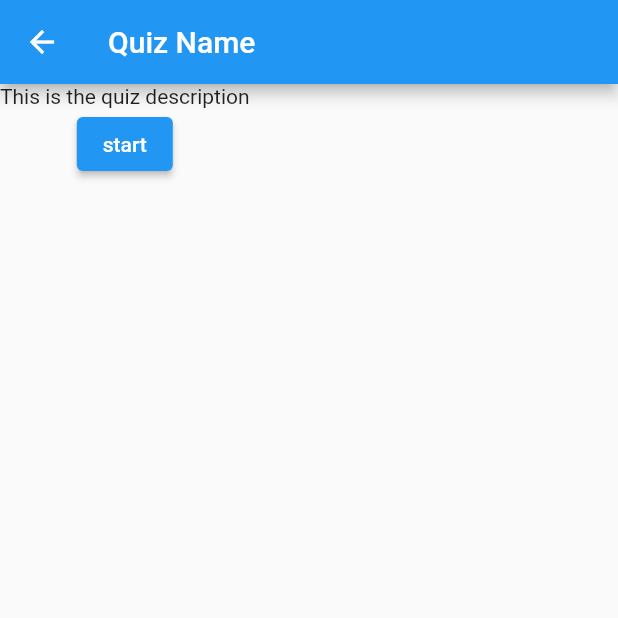
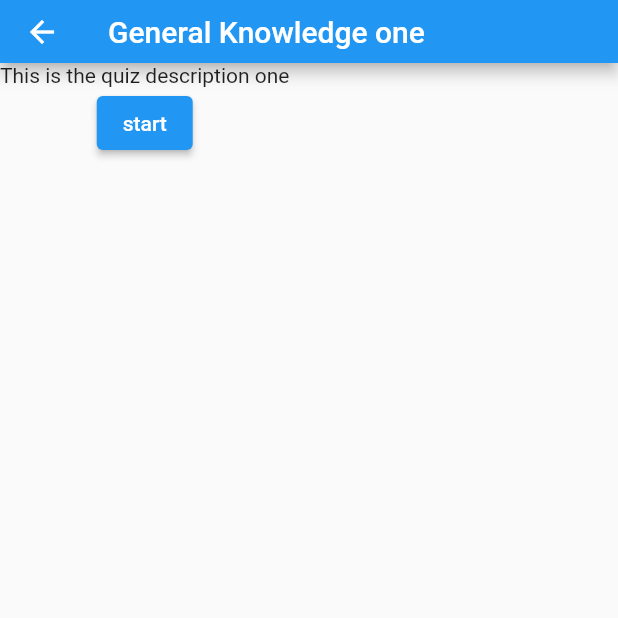
Before and after one commit to flutterwithdraig/QuizApp, a Flutter app: the screen it shows after launch, after a tap on "General Knowledge one", on a phone screen of 412 x 824 dp, the top half of it. Run offline on Flutter 3.47's test engine with Material 2 defaults, Android fonts, the phone set to English and light mode, and no system bars; our stand-ins replace bloc, equatable, flutter_bloc.

Commit message:
Episode 3

```diff
--- a/lib/models/quiz_model.dart
+++ b/lib/models/quiz_model.dart
@@ -11,16 +11,23 @@ class Quiz {
     required this.description,
     required this.questions,
   });
+
+  factory Quiz.empty() => Quiz(
+        name: '',
+        id: '',
+        description: '',
+        questions: [],
+      );
 }
 
 List<Quiz> quizData = [
   Quiz(
     name: 'General Knowledge one',
     id: 'gen1',
-    description: 'This is the quiz description',
+    description: 'This is the quiz description one',
     questions: [
       Question(
-        text: 'What does CPU stand for?',
+        text: 'What does CPU stand for? one',
         choices: [
           Answer(text: 'Central Processing Unit', correct: true),
           Answer(text: 'Central Printing Unit', correct: false),
@@ -58,10 +65,10 @@ List<Quiz> quizData = [
   Quiz(
     name: 'General Knowledge two',
     id: 'gen2',
-    description: 'This is the quiz description',
+    description: 'This is the quiz description two',
     questions: [
       Question(
-        text: 'What does CPU stand for?',
+        text: 'What does CPU stand for? two',
         choices: [
           Answer(text: 'Central Processing Unit', correct: true),
           Answer(text: 'Central Printing Unit', correct: false),
@@ -99,10 +106,10 @@ List<Quiz> quizData = [
   Quiz(
     name: 'General Knowledge three',
     id: 'gen3',
-    description: 'This is the quiz description',
+    description: 'This is the quiz description three',
     questions: [
       Question(
-        text: 'What does CPU stand for?',
+        text: 'What does CPU stand for? three',
         choices: [
           Answer(text: 'Central Processing Unit', correct: true),
           Answer(text: 'Central Printing Unit', correct: false),
--- a/lib/pages/quiz/bloc/quizpage_bloc.dart
+++ b/lib/pages/quiz/bloc/quizpage_bloc.dart
@@ -2,15 +2,24 @@ import 'dart:async';
 
 import 'package:bloc/bloc.dart';
 import 'package:equatable/equatable.dart';
+import 'package:my_quiz_app/models/models.dart';
+import 'package:my_quiz_app/repositories/quiz_repository.dart';
 
 part 'quizpage_event.dart';
 part 'quizpage_state.dart';
 
 class QuizPageBloc extends Bloc<QuizPageEvent, QuizPageState> {
-  QuizPageBloc() : super(QuizPageState()) {
+  QuizPageBloc({required QuizRepository quizRepository})
+      : _quizRepository = quizRepository,
+        super(QuizPageState()) {
     on<LoadPage>(_onLoadPage);
     on<StartQuiz>(_onStartQuiz);
+    on<AnswerQuestion>(_onAnswerQuestion);
+    on<NextQuestion>(_onNextQuestion);
   }
+
+  final QuizRepository _quizRepository;
+  Quiz get quiz => _quizRepository.getQuizById(state.quizId);
 
   FutureOr<void> _onLoadPage(LoadPage event, Emitter<QuizPageState> emit) {
     emit(
@@ -25,6 +34,30 @@ class QuizPageBloc extends Bloc<QuizPageEvent, QuizPageState> {
     emit(state.copyWith(
       status: QuizStatus.started,
       questionNumber: 0,
+      answerIdx: -99,
     ));
   }
+
+  FutureOr<void> _onAnswerQuestion(
+      AnswerQuestion event, Emitter<QuizPageState> emit) {
+    emit(state.copyWith(
+      answerStatus: event.isCorrect ? AnswerStatus.correct : AnswerStatus.wrong,
+      answerIdx: event.answerIdx,
+    ));
+  }
+
+  FutureOr<void> _onNextQuestion(
+      NextQuestion event, Emitter<QuizPageState> emit) {
+    int nextQuestion = state.questionNumber + 1;
+
+    if (nextQuestion < quiz.questions.length) {
+      emit(state.copyWith(
+        questionNumber: nextQuestion,
+        answerIdx: -99,
+        answerStatus: AnswerStatus.unanswered,
+      ));
+    } else {
+      emit(state.copyWith(status: QuizStatus.finished));
+    }
+  }
 }
--- a/lib/pages/quiz/bloc/quizpage_event.dart
+++ b/lib/pages/quiz/bloc/quizpage_event.dart
@@ -18,6 +18,16 @@ class LoadPage extends QuizPageEvent {
 
 class StartQuiz extends QuizPageEvent {}
 
-class AnswerQuestion extends QuizPageEvent {}
+class AnswerQuestion extends QuizPageEvent {
+  final bool isCorrect;
+  final int answerIdx;
+  const AnswerQuestion({
+    required this.isCorrect,
+    required this.answerIdx,
+  });
+
+  @override
+  List<Object> get props => [isCorrect, answerIdx];
+}
 
 class NextQuestion extends QuizPageEvent {}
--- a/lib/pages/quiz/bloc/quizpage_state.dart
+++ b/lib/pages/quiz/bloc/quizpage_state.dart
@@ -14,29 +14,55 @@ extension QuizStatusX on QuizStatus {
   bool get isFinished => this == QuizStatus.finished;
 }
 
+enum AnswerStatus {
+  unanswered,
+  correct,
+  wrong,
+}
+
+extension AnswerStatusX on AnswerStatus {
+  bool get isUnanswered => this == AnswerStatus.unanswered;
+  bool get isCorrect => this == AnswerStatus.correct;
+  bool get isWrong => this == AnswerStatus.wrong;
+}
+
 class QuizPageState extends Equatable {
   final QuizStatus status;
   final String quizId;
   final int questionNumber;
+  final AnswerStatus answerStatus;
+  final int answerIdx;
 
   const QuizPageState({
+    this.answerStatus = AnswerStatus.unanswered,
+    this.answerIdx = -99,
     this.status = QuizStatus.initial,
     this.quizId = '',
     this.questionNumber = 0,
   });
 
   @override
-  List<Object> get props => [status, quizId, questionNumber];
+  List<Object> get props => [
+        status,
+        quizId,
+        questionNumber,
+        answerIdx,
+        answerStatus,
+      ];
 
   QuizPageState copyWith({
     QuizStatus? status,
     String? quizId,
     int? questionNumber,
+    AnswerStatus? answerStatus,
+    int? answerIdx,
   }) {
     return QuizPageState(
       status: status ?? this.status,
       quizId: quizId ?? this.quizId,
       questionNumber: questionNumber ?? this.questionNumber,
+      answerStatus: answerStatus ?? this.answerStatus,
+      answerIdx: answerIdx ?? this.answerIdx,
     );
   }
 }
--- a/lib/pages/quiz/quiz_page.dart
+++ b/lib/pages/quiz/quiz_page.dart
@@ -15,9 +15,11 @@ class QuizPage extends StatelessWidget {
   @override
   Widget build(BuildContext context) {
     return BlocProvider(
-      create: (context) => QuizPageBloc()..add(LoadPage(quizId: quizId)),
+      create: (context) => QuizPageBloc(
+        quizRepository: context.read<QuizRepository>(),
+      )..add(LoadPage(quizId: quizId)),
       child: Scaffold(
-          appBar: AppBar(title: Text('Quiz Name')),
+          appBar: QuizPageAppBar(),
           body: BlocBuilder<QuizPageBloc, QuizPageState>(
             builder: (context, state) {
               if (state.status.isReady) {
@@ -34,3 +36,17 @@ class QuizPage extends StatelessWidget {
     );
   }
 }
+
+class QuizPageAppBar extends StatelessWidget with PreferredSizeWidget {
+  const QuizPageAppBar({
+    Key? key,
+  }) : super(key: key);
+
+  @override
+  Widget build(BuildContext context) {
+    return AppBar(title: Text(context.watch<QuizPageBloc>().quiz.name));
+  }
+
+  @override
+  Size get preferredSize => Size.fromHeight(42);
+}
--- a/lib/pages/quiz/widgets/quiz_intro.dart
+++ b/lib/pages/quiz/widgets/quiz_intro.dart
@@ -2,7 +2,6 @@ import 'package:flutter/material.dart';
 import 'package:flutter_bloc/flutter_bloc.dart';
 import 'package:my_quiz_app/models/models.dart';
 import 'package:my_quiz_app/pages/quiz/bloc/quizpage_bloc.dart';
-import 'package:my_quiz_app/repositories/quiz_repository.dart';
 
 class QuizIntro extends StatelessWidget {
   const QuizIntro({
@@ -11,9 +10,7 @@ class QuizIntro extends StatelessWidget {
 
   @override
   Widget build(BuildContext context) {
-    Quiz quiz = context
-        .read<QuizRepository>()
-        .getQuizById(context.read<QuizPageBloc>().state.quizId);
+    Quiz quiz = context.read<QuizPageBloc>().quiz;
 
     return Column(
       children: [
--- a/lib/repositories/quiz_repository.dart
+++ b/lib/repositories/quiz_repository.dart
@@ -7,6 +7,7 @@ class QuizRepository {
 
   // Get an individual quiz
   Quiz getQuizById(String id) {
-    return quizData.firstWhere((quiz) => quiz.id == id);
+    return quizData.firstWhere((quiz) => quiz.id == id,
+        orElse: () => Quiz.empty());
   }
 }
```
Also changed, not shown: lib/pages/quiz/widgets/quiz_in_progress.dart (+42 -6 lines).
